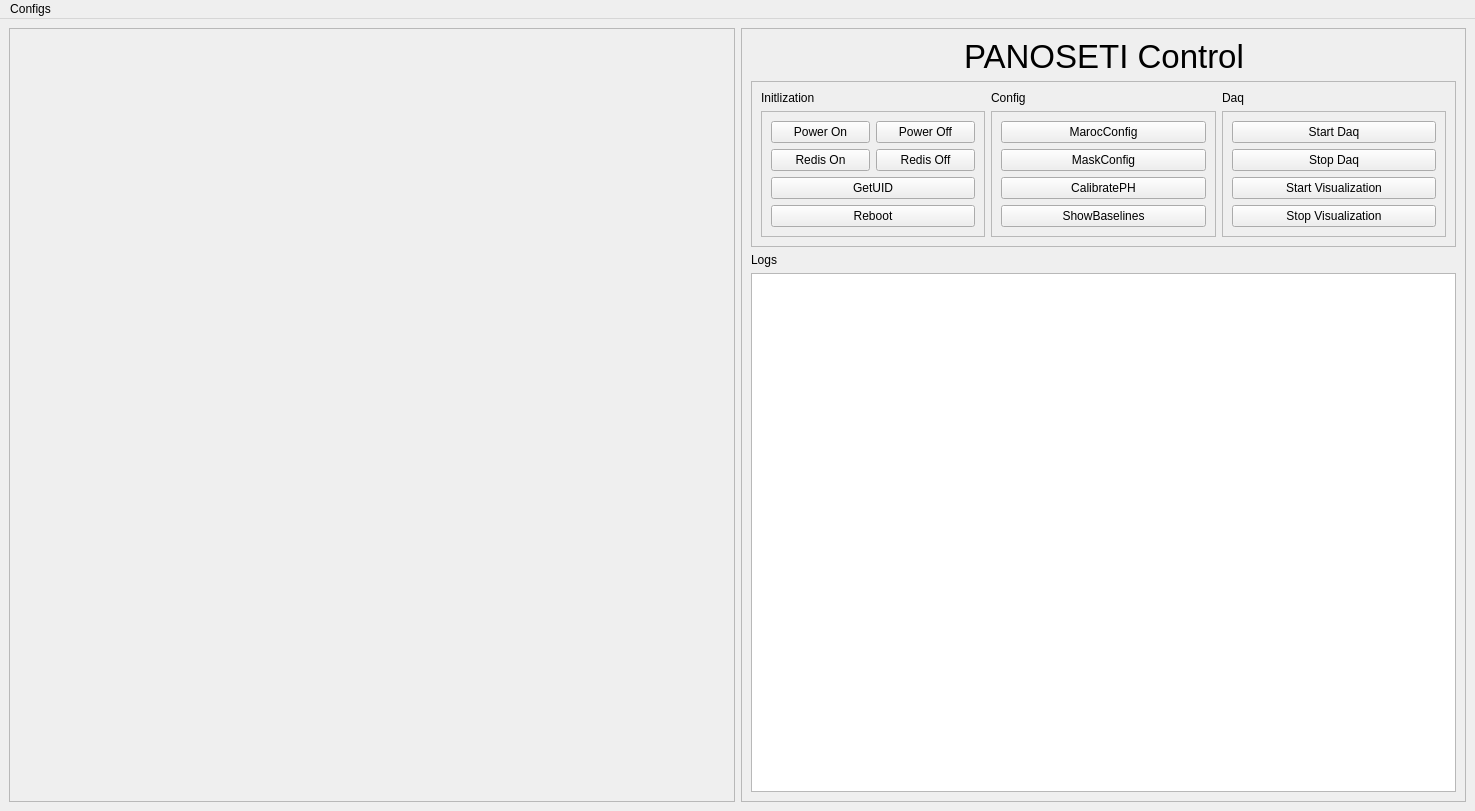
Old version of the form ui/mainwin.ui in the repository liuweiseu/panoseti_control_gui.
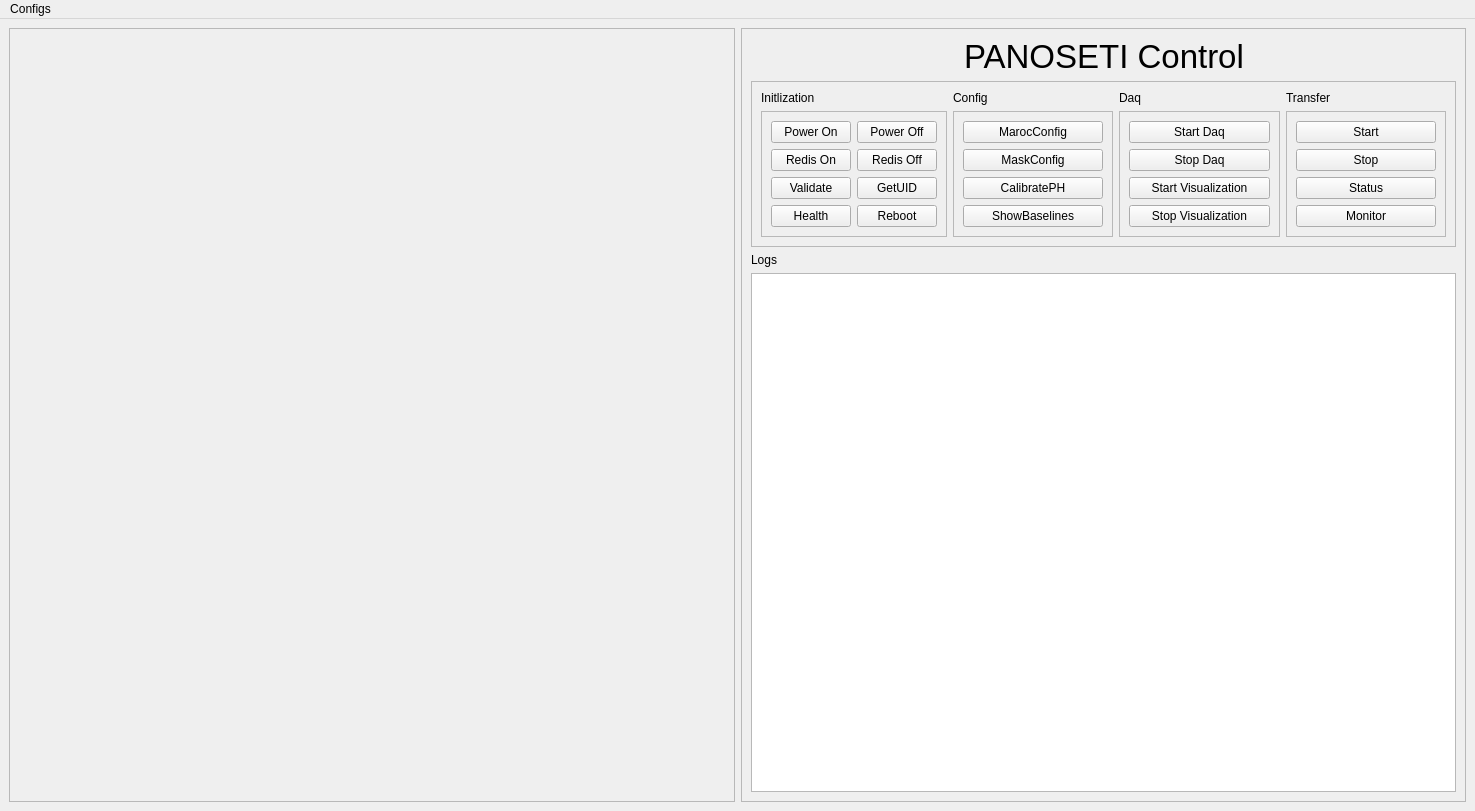
New version of the form.

Commit message: feat: add Transfer button group and Validate/Health buttons

Patch:
```diff
--- a/ui/mainwin.ui
+++ b/ui/mainwin.ui
@@ -186,13 +186,66 @@
            </widget>
           </item>
           <item row="0" column="3">
+           <widget class="QLabel" name="label_6">
+            <property name="text">
+             <string>Transfer</string>
+            </property>
+           </widget>
+          </item>
+          <item row="1" column="3">
+           <widget class="QFrame" name="frame_5">
+            <property name="sizePolicy">
+             <sizepolicy hsizetype="Preferred" vsizetype="Preferred">
+              <horstretch>1</horstretch>
+              <verstretch>1</verstretch>
+             </sizepolicy>
+            </property>
+            <property name="frameShape">
+             <enum>QFrame::Shape::StyledPanel</enum>
+            </property>
+            <property name="frameShadow">
+             <enum>QFrame::Shadow::Raised</enum>
+            </property>
+            <layout class="QGridLayout" name="gridLayout_13">
+             <item row="0" column="0">
+              <widget class="QPushButton" name="xfr_start">
+               <property name="text">
+                <string>Start</string>
+               </property>
+              </widget>
+             </item>
+             <item row="1" column="0">
+              <widget class="QPushButton" name="xfr_stop">
+               <property name="text">
+                <string>Stop</string>
+               </property>
+              </widget>
+             </item>
+             <item row="2" column="0">
+              <widget class="QPushButton" name="xfr_status">
+               <property name="text">
+                <string>Status</string>
+               </property>
+              </widget>
+             </item>
+             <item row="3" column="0">
+              <widget class="QPushButton" name="xfr_monitor">
+               <property name="text">
+                <string>Monitor</string>
+               </property>
+              </widget>
+             </item>
+            </layout>
+           </widget>
+          </item>
+          <item row="0" column="2">
            <widget class="QLabel" name="label_7">
             <property name="text">
              <string>Daq</string>
             </property>
            </widget>
           </item>
-          <item row="1" column="3">
+          <item row="1" column="2">
            <widget class="QFrame" name="frame_4">
             <property name="sizePolicy">
              <sizepolicy hsizetype="Preferred" vsizetype="Preferred">
@@ -253,20 +306,34 @@
              <enum>QFrame::Shadow::Raised</enum>
             </property>
             <layout class="QGridLayout" name="gridLayout_10">
-             <item row="2" column="0" colspan="2">
+             <item row="2" column="1">
               <widget class="QPushButton" name="get_uid">
                <property name="text">
                 <string>GetUID</string>
                </property>
               </widget>
              </item>
-             <item row="4" column="0" colspan="2">
+             <item row="3" column="1">
               <widget class="QPushButton" name="reboot">
                <property name="text">
                 <string>Reboot</string>
                </property>
               </widget>
              </item>
+             <item row="2" column="0">
+              <widget class="QPushButton" name="validate">
+               <property name="text">
+                <string>Validate</string>
+               </property>
+              </widget>
+             </item>
+             <item row="3" column="0">
+              <widget class="QPushButton" name="health">
+               <property name="text">
+                <string>Health</string>
+               </property>
+              </widget>
+             </item>
              <item row="0" column="0">
               <widget class="QPushButton" name="power_on">
                <property name="text">
```
The commit also changes 3 other files.
